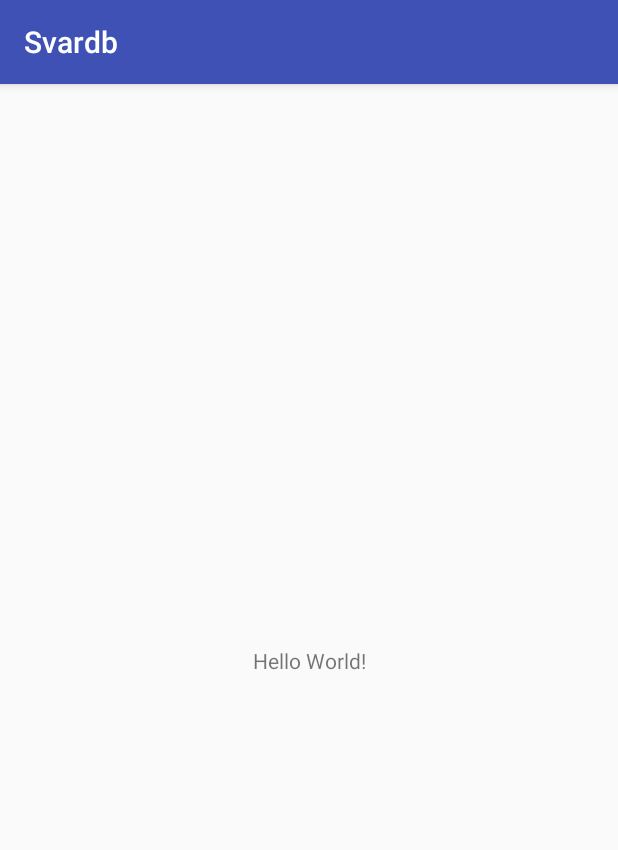
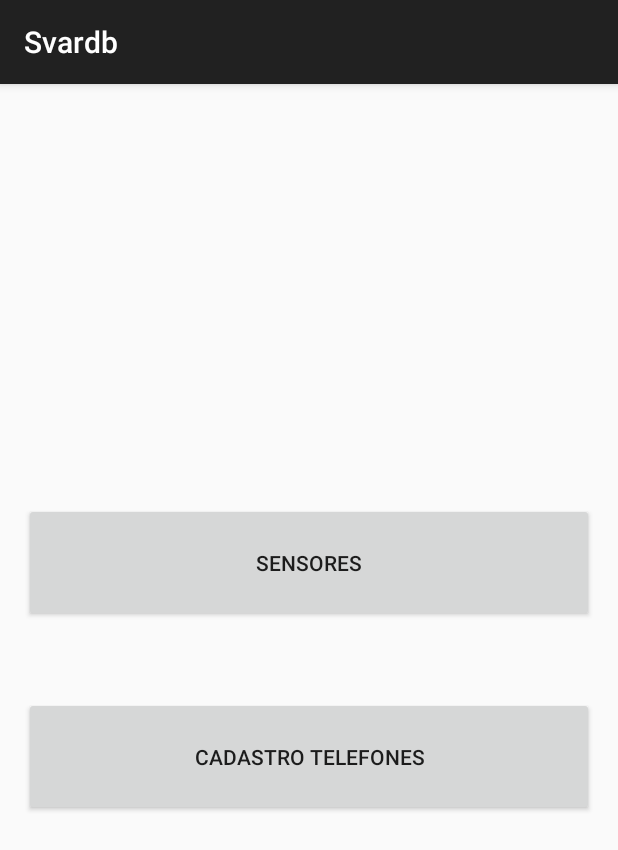
Before and after one commit to amnv/svardb, an Android app: the screen it shows after launch (MainActivity), on a phone screen of 412 x 824 dp. Shown: the top 850 px of the screen. Run offline under Robolectric (Android 15) with nearby library versions, the phone set to English and light mode, and no system bars.

Commit message:
Adding register phone screan and updating android and gradle version

```diff
--- a/app/src/main/java/br/pucminas/svardb/MainActivity.java
+++ b/app/src/main/java/br/pucminas/svardb/MainActivity.java
@@ -1,7 +1,10 @@
 package br.pucminas.svardb;
 
-import android.support.v7.app.AppCompatActivity;
+import android.content.Intent;
 import android.os.Bundle;
+import android.view.View;
+
+import androidx.appcompat.app.AppCompatActivity;
 
 public class MainActivity extends AppCompatActivity {
 
@@ -9,5 +12,22 @@
     protected void onCreate(Bundle savedInstanceState) {
         super.onCreate(savedInstanceState);
         setContentView(R.layout.activity_main);
+
+        findViewById(R.id.btn_list_sensors).setOnClickListener(new View.OnClickListener() {
+            @Override
+            public void onClick(View view) {
+                Intent intent = new Intent(MainActivity.this, ListSensorsActivity.class);
+                startActivity(intent);
+            }
+        });
+
+        findViewById(R.id.btn_register_phone).setOnClickListener(new View.OnClickListener() {
+            @Override
+            public void onClick(View view) {
+                Intent intent = new Intent(MainActivity.this, RegisterPhoneActivity.class);
+                startActivity(intent);
+            }
+        });
+
     }
 }
--- a/app/src/main/res/layout/activity_main.xml
+++ b/app/src/main/res/layout/activity_main.xml
@@ -1,18 +1,31 @@
 <?xml version="1.0" encoding="utf-8"?>
-<android.support.constraint.ConstraintLayout xmlns:android="http://schemas.android.com/apk/res/android"
-    xmlns:app="http://schemas.android.com/apk/res-auto"
-    xmlns:tools="http://schemas.android.com/tools"
+<LinearLayout xmlns:android="http://schemas.android.com/apk/res/android"
     android:layout_width="match_parent"
     android:layout_height="match_parent"
-    tools:context="br.pucminas.svardb.MainActivity">
+    android:paddingLeft="16dp"
+    android:paddingRight="16dp"
+    android:orientation="vertical" >
 
-    <TextView
-        android:layout_width="wrap_content"
-        android:layout_height="wrap_content"
-        android:text="Hello World!"
-        app:layout_constraintBottom_toBottomOf="parent"
-        app:layout_constraintLeft_toLeftOf="parent"
-        app:layout_constraintRight_toRightOf="parent"
-        app:layout_constraintTop_toTopOf="parent" />
 
-</android.support.constraint.ConstraintLayout>
+    <LinearLayout
+        android:layout_width="match_parent"
+        android:layout_height="match_parent"
+        android:orientation="vertical"
+        android:gravity="center"
+        >
+        <Button
+            android:id="@+id/btn_list_sensors"
+            android:layout_width="match_parent"
+            android:layout_height="wrap_content"
+            android:layout_marginBottom="50dp"
+            android:padding="30dp"
+            android:text="sensores"/>
+
+        <Button
+            android:id="@+id/btn_register_phone"
+            android:layout_width="match_parent"
+            android:layout_height="wrap_content"
+            android:padding="30dp"
+            android:text="cadastro telefones"/>
+    </LinearLayout>
+</LinearLayout>
--- a/build.gradle
+++ b/build.gradle
@@ -7,7 +7,7 @@
         jcenter()
     }
     dependencies {
-        classpath 'com.android.tools.build:gradle:3.0.1'
+        classpath 'com.android.tools.build:gradle:8.0.1'
 
 
         // NOTE: Do not place your application dependencies here; they belong
--- a/gradle.properties
+++ b/gradle.properties
@@ -15,3 +15,5 @@
 # This option should only be used with decoupled projects. More details, visit
 # http://www.gradle.org/docs/current/userguide/multi_project_builds.html#sec:decoupled_projects
 # org.gradle.parallel=true
+android.useAndroidX=true
+android.enableJetifier=true
```
Also changed, not shown: app/build.gradle (+11 -2 lines), app/src/main/AndroidManifest.xml (+7 -2 lines), app/src/main/java/br/pucminas/svardb/ListSensorsActivity.java (added, +14 -0 lines), app/src/main/java/br/pucminas/svardb/RegisterPhoneActivity.java (added, +14 -0 lines), app/src/main/res/layout/activity_list_sensors.xml (added, +16 -0 lines), app/src/main/res/layout/activity_register_phone.xml (added, +53 -0 lines).
